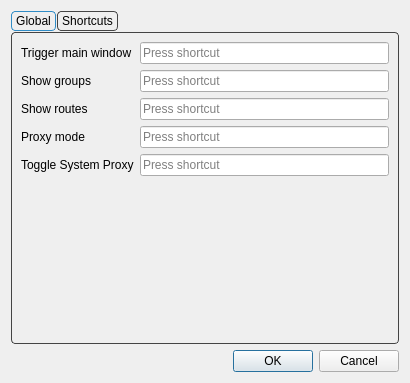
This is include/ui/setting/dialog_hotkey.ui in 0-Kutya-0/Throne as Qt 5 draws it before an edit. The edited form follows.
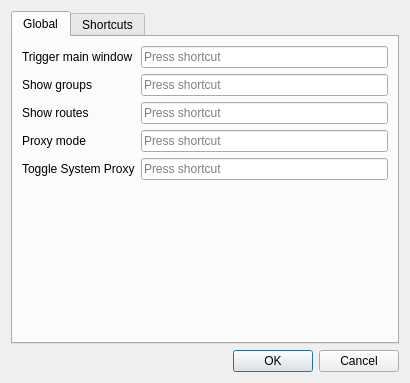
This is the edited form. Custom widgets are drawn as their Qt base class.

The edit to the form file:
```diff
--- a/include/ui/setting/dialog_hotkey.ui
+++ b/include/ui/setting/dialog_hotkey.ui
@@ -16,38 +16,6 @@
   <layout class="QVBoxLayout" name="verticalLayout">
    <item>
     <widget class="QTabWidget" name="tabWidget">
-     <property name="styleSheet">
-      <string notr="true">QTabWidget::pane {
-    margin-top: 1px;
-    border: 1px solid #444444;
-    border-radius: 4px;
-}
-
-QTabBar {
-    background: transparent;
-    qproperty-drawBase: 0;
-}
-
-QTabBar::tab {
-    border: 1px solid #444444;
-    border-radius: 4px;
-
-    padding: 2px 4px;
-    margin-right: 1px;
-}
-
-QTabBar::tab:selected {
-    border: 1px solid palette(highlight);
-}
-
-QTabBar::tab:!selected {
-    border: 1px solid #444444;
-}
-
-QTabBar::tab:hover:!selected {
-    border: 1px solid #444444;
-}</string>
-     </property>
      <property name="currentIndex">
       <number>0</number>
      </property>
```
